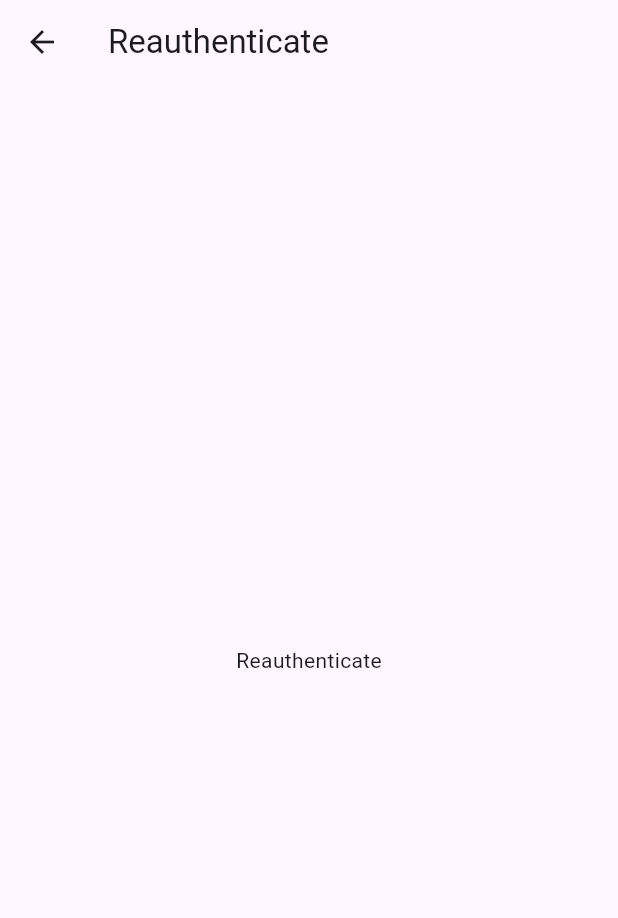
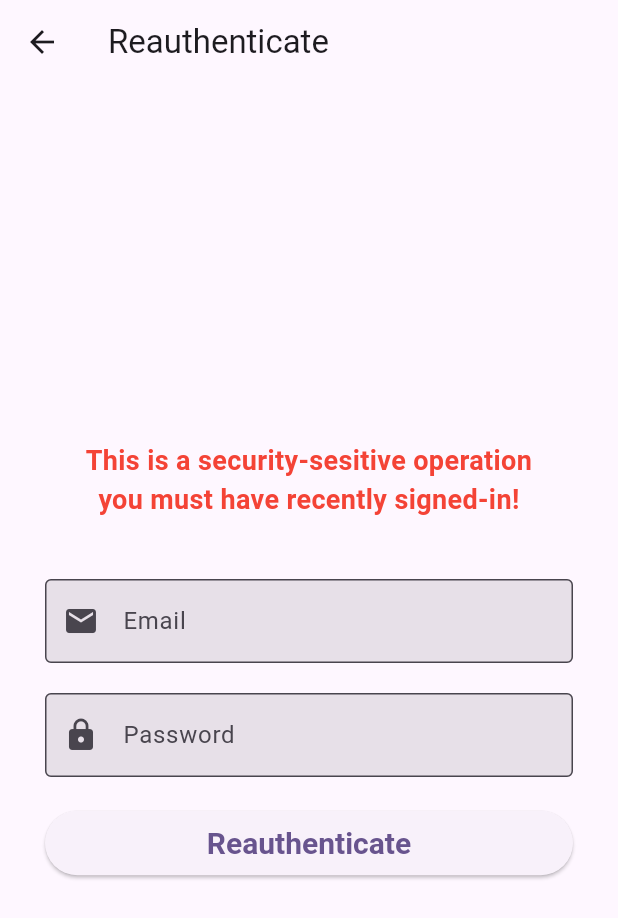
Before and after one commit to Bullets-jyr/fb_auth_riverpod, a Flutter app: the ReauthenticatePage screen opened directly, on a phone screen of 412 x 824 dp. Shown: the top 918 px of the screen. Run offline on Flutter 3.47's test engine with Material 3 defaults, Android fonts, the phone set to English and light mode, and no system bars; our stand-ins replace cloud_firestore, firebase_auth, firebase_core, flutter_riverpod, freezed_annotation, go_router and 3 more; accounts and stored records are empty; generated files the repository leaves out were written again.

Commit message:
176. ReauthenticatePage

```diff
--- a/lib/pages/content/reauthenticate/reauthenticate_page.dart
+++ b/lib/pages/content/reauthenticate/reauthenticate_page.dart
@@ -1,5 +1,10 @@
 import 'package:flutter/material.dart';
 import 'package:flutter_riverpod/flutter_riverpod.dart';
+
+import '../../../models/custom_error.dart';
+import '../../../repositories/auth_repository_provider.dart';
+import '../../../utils/error_dialog.dart';
+import '../../widgets/form_fields.dart';
 
 class ReauthenticatePage extends ConsumerStatefulWidget {
   const ReauthenticatePage({super.key});
@@ -10,14 +15,106 @@ class ReauthenticatePage extends ConsumerStatefulWidget {
 }
 
 class _ReauthenticatePageState extends ConsumerState<ReauthenticatePage> {
+  final _formKey = GlobalKey<FormState>();
+  AutovalidateMode _autovalidateMode = AutovalidateMode.disabled;
+  final _emailController = TextEditingController();
+  final _passwordController = TextEditingController();
+  bool submitting = false;
+
+  @override
+  void dispose() {
+    _emailController.dispose();
+    _passwordController.dispose();
+    super.dispose();
+  }
+
+  void _submit() async {
+    setState(() {
+      _autovalidateMode = AutovalidateMode.always;
+    });
+
+    final form = _formKey.currentState;
+
+    if (form == null || !form.validate()) return;
+
+    setState(() {
+      submitting = true;
+    });
+
+    try {
+      final navigator = Navigator.of(context);
+
+      await ref.read(authRepositoryProvider).reauthenticateWithCredential(
+        _emailController.text.trim(),
+        _passwordController.text.trim(),
+      );
+
+      setState(() {
+        submitting = false;
+      });
+
+      navigator.pop('success');
+    } on CustomError catch (e) {
+      setState(() {
+        submitting = false;
+      });
+      if (!mounted) return;
+      errorDialog(context, e);
+    }
+  }
+
   @override
   Widget build(BuildContext context) {
     return Scaffold(
       appBar: AppBar(
         title: const Text('Reauthenticate'),
       ),
-      body: const Center(
-        child: Text('Reauthenticate'),
+      body: Center(
+        child: Padding(
+          padding: const EdgeInsets.symmetric(horizontal: 30),
+          child: Form(
+            key: _formKey,
+            autovalidateMode: _autovalidateMode,
+            child: ListView(
+              shrinkWrap: true,
+              reverse: true,
+              children: [
+                const Text(
+                  'This is a security-sesitive operation\nyou must have recently signed-in!',
+                  style: TextStyle(
+                    color: Colors.red,
+                    fontWeight: FontWeight.bold,
+                    fontSize: 18.0,
+                  ),
+                  textAlign: TextAlign.center,
+                ),
+                const SizedBox(height: 40.0),
+                EmailFormField(emailController: _emailController),
+                const SizedBox(height: 20.0),
+                PasswordFormField(
+                  passwordController: _passwordController,
+                  labelText: 'Password',
+                ),
+                const SizedBox(height: 20.0),
+                ElevatedButton(
+                  onPressed: submitting ? null : _submit,
+                  style: ElevatedButton.styleFrom(
+                    textStyle: const TextStyle(
+                      fontSize: 20.0,
+                      fontWeight: FontWeight.w600,
+                    ),
+                    padding: const EdgeInsets.symmetric(
+                      vertical: 10.0,
+                    ),
+                  ),
+                  child: Text(
+                    submitting ? 'Submitting...' : 'Reauthenticate',
+                  ),
+                ),
+              ].reversed.toList(),
+            ),
+          ),
+        ),
       ),
     );
   }
```
Also changed, not shown: lib/pages/content/change_password/change_password_page.dart (+32 -4 lines).
